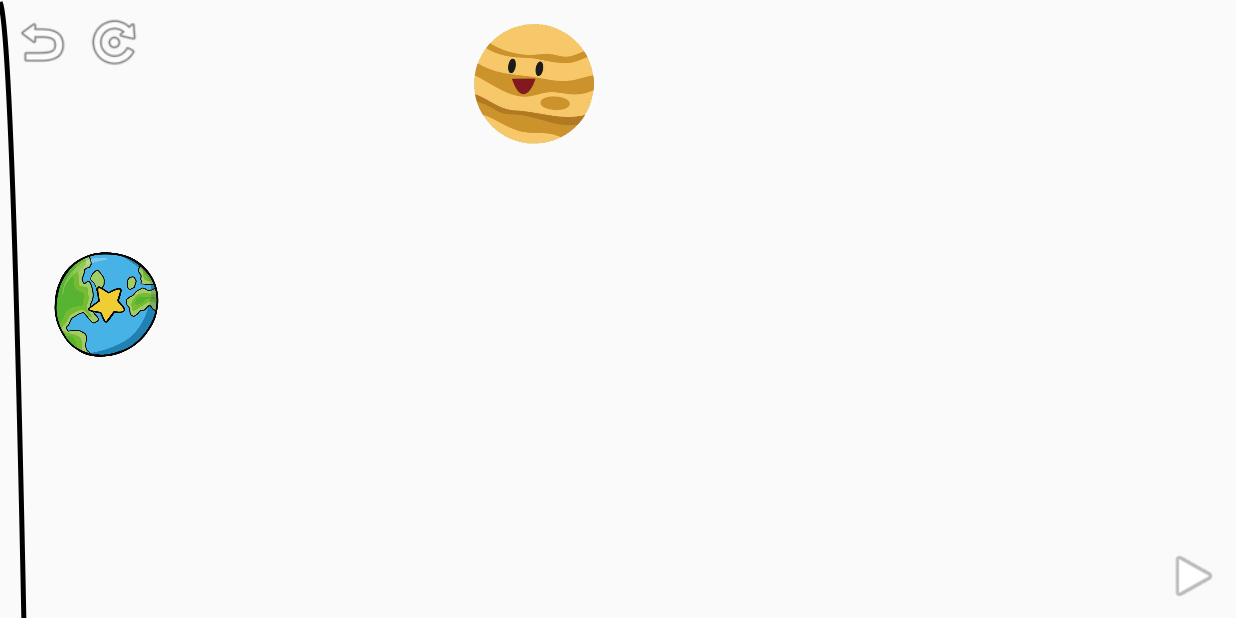
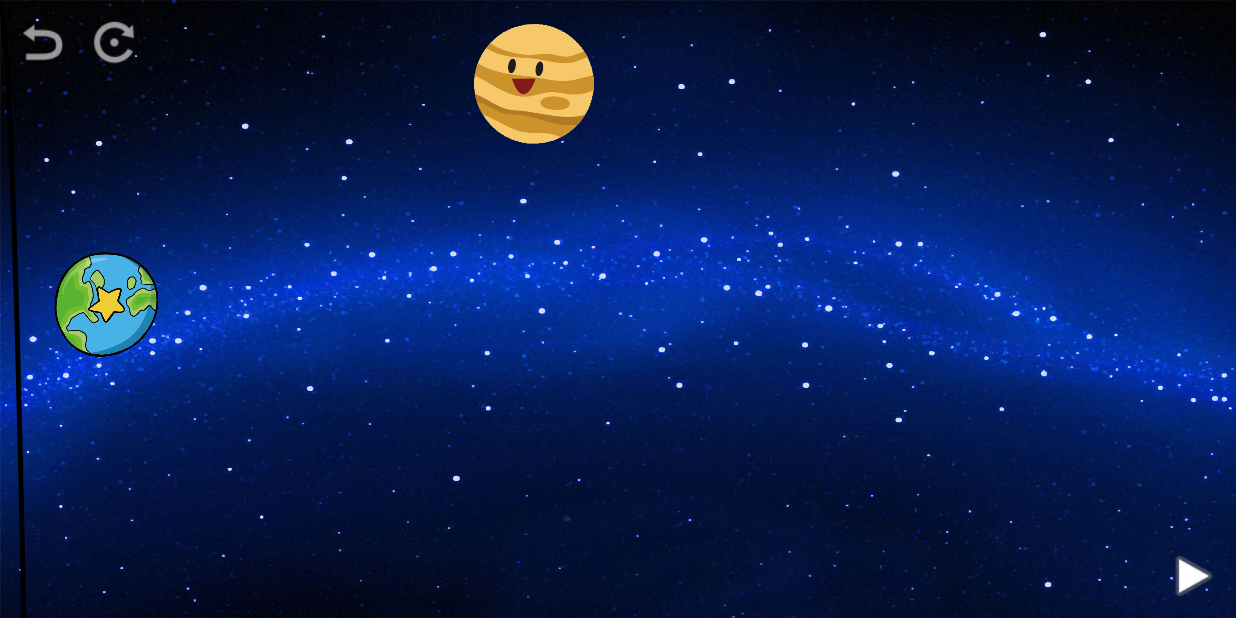
Before and after one commit to el-team-for-ljl-cpk-nsy-and-czh/Wandering, an Android app: the StartGameActivity screen opened directly, with no data from a screen before it, on a phone screen of 824 x 412 dp (held sideways). Run offline under Robolectric (Android 15) with nearby library versions, the phone set to English and light mode, and no system bars; 1 statement that could not run was skipped.

```diff
--- a/app/src/main/res/layout/startgame.xml
+++ b/app/src/main/res/layout/startgame.xml
@@ -4,7 +4,8 @@
     xmlns:tools="http://schemas.android.com/tools"
     android:id="@+id/screen"
     android:layout_width="match_parent"
-    android:layout_height="match_parent">
+    android:layout_height="match_parent"
+    android:background="@drawable/gamebackgound">
 
     <LinearLayout
         android:id="@+id/LayoutInStartGame"
```
Also changed, not shown: app/src/main/java/com/example/wanderingearth/StartGameActivity.java (+32 -0 lines), app/src/main/res/drawable/gamebackgound.JPG (added).
